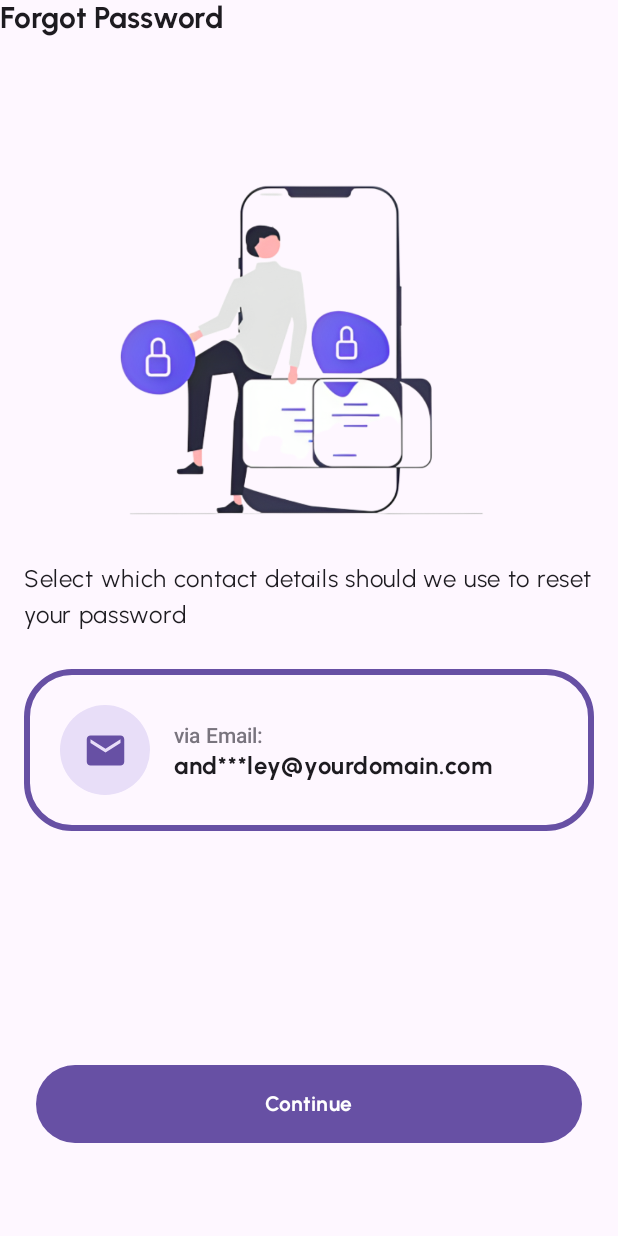
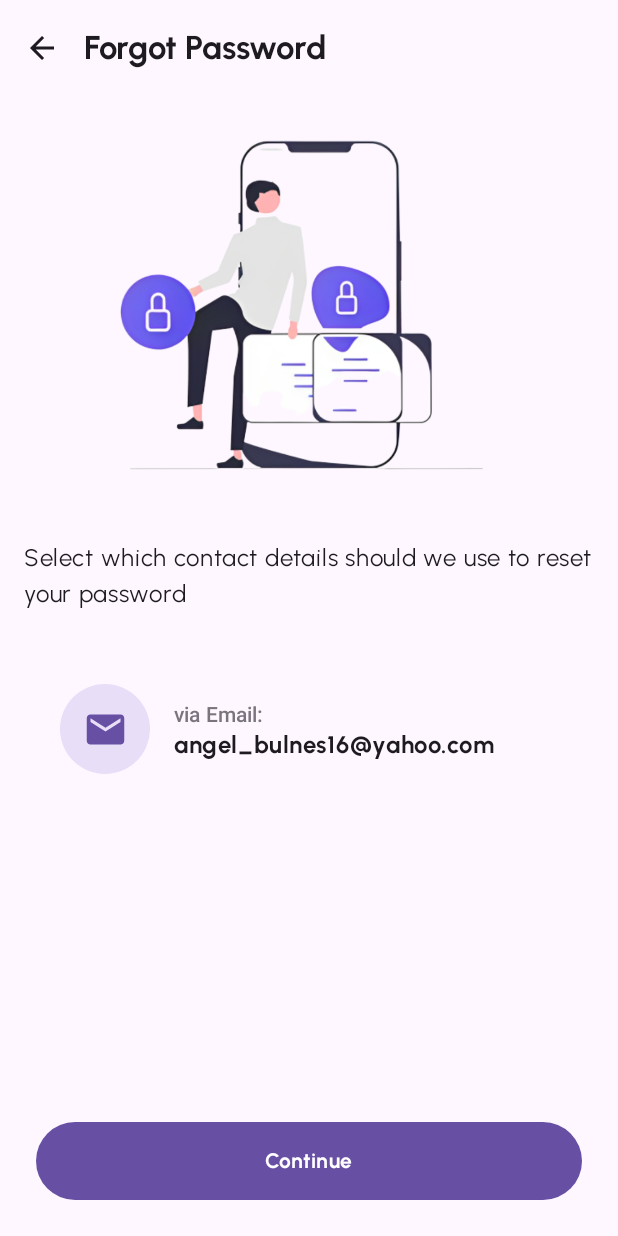
Before and after one commit to abulnes16/truckers-app, an Android app built with Jetpack Compose: the ForgotPasswordScreen screen opened through its navigation route, on a phone screen of 412 x 824 dp. Run offline under Robolectric (Android 15) with nearby library versions, the light colour scheme and no system bars; 4 statements that could not run were skipped.

Commit message:
Finish layout of ForgotPassword.kt and create reusable components: CircleIcon and RoundedItem

```diff
--- /dev/null
+++ b/app/src/main/java/com/abulnes/trucker_app/ui/components/atoms/CircleIcon.kt
@@ -0,0 +1,52 @@
+package com.abulnes.trucker_app.ui.components.atoms
+
+import androidx.compose.foundation.layout.Box
+import androidx.compose.foundation.layout.fillMaxSize
+import androidx.compose.foundation.layout.size
+import androidx.compose.foundation.shape.CircleShape
+import androidx.compose.material.icons.Icons
+import androidx.compose.material.icons.filled.Email
+import androidx.compose.material3.Card
+import androidx.compose.material3.CardDefaults
+import androidx.compose.material3.Icon
+import androidx.compose.material3.MaterialTheme
+import androidx.compose.runtime.Composable
+import androidx.compose.ui.Alignment
+import androidx.compose.ui.Modifier
+import androidx.compose.ui.graphics.vector.ImageVector
+import androidx.compose.ui.tooling.preview.Preview
+import androidx.compose.ui.unit.dp
+import com.abulnes.trucker_app.ui.theme.TruckerAppTheme
+
+@Composable
+fun CircleIcon(icon: ImageVector, modifier: Modifier = Modifier) {
+    Card(
+        shape = CircleShape,
+        colors = CardDefaults.cardColors(
+            containerColor = MaterialTheme.colorScheme.secondaryContainer,
+            contentColor = MaterialTheme.colorScheme.onSurface
+        ),
+        modifier = modifier.size(60.dp),
+    ) {
+        Box(
+            contentAlignment = Alignment.Center,
+            modifier = Modifier.fillMaxSize()
+        ) {
+            Icon(
+                imageVector = icon,
+                contentDescription = null,
+                tint = MaterialTheme.colorScheme.primary,
+                modifier = Modifier.size(30.dp)
+            )
+        }
+
+    }
+}
+@Preview
+@Composable
+fun CircleIconPreview() {
+    TruckerAppTheme {
+        CircleIcon(icon = Icons.Filled.Email)
+    }
+
+}
--- /dev/null
+++ b/app/src/main/java/com/abulnes/trucker_app/ui/components/molecules/AppTopBar.kt
@@ -0,0 +1,52 @@
+package com.abulnes.trucker_app.ui.components.molecules
+
+import androidx.annotation.StringRes
+import androidx.compose.material.icons.Icons
+import androidx.compose.material.icons.filled.ArrowBack
+import androidx.compose.material3.ExperimentalMaterial3Api
+import androidx.compose.material3.Icon
+import androidx.compose.material3.IconButton
+import androidx.compose.material3.Text
+import androidx.compose.material3.TopAppBar
+import androidx.compose.runtime.Composable
+import androidx.compose.ui.Modifier
+import androidx.compose.ui.res.stringResource
+import androidx.compose.ui.tooling.preview.Preview
+import com.abulnes.trucker_app.R
+import com.abulnes.trucker_app.ui.theme.TruckerAppTheme
+
+@OptIn(ExperimentalMaterial3Api::class)
+@Composable
+fun AppTopBar(
+    @StringRes title: Int,
+    canNavigateUp: Boolean,
+    onGoBack: () -> Unit,
+    modifier: Modifier = Modifier
+) {
+    TopAppBar(
+        title = { Text(text = stringResource(id = title)) },
+        navigationIcon = {
+            if (canNavigateUp) {
+                IconButton(onClick = onGoBack) {
+                    Icon(imageVector = Icons.Filled.ArrowBack, contentDescription = null)
+                }
+            }
+        }, modifier = modifier
+    )
+}
+
+@Preview
+@Composable
+fun AppTopBarPreview() {
+    TruckerAppTheme {
+        AppTopBar(title = R.string.forgot_password_title, canNavigateUp = false, {})
+    }
+}
+
+@Preview
+@Composable
+fun AppTopBarWithBackPreview() {
+    TruckerAppTheme {
+        AppTopBar(title = R.string.forgot_password_title, canNavigateUp = true, onGoBack = {})
+    }
+}
--- /dev/null
+++ b/app/src/main/java/com/abulnes/trucker_app/ui/components/molecules/RoundedItem.kt
@@ -0,0 +1,90 @@
+package com.abulnes.trucker_app.ui.components.molecules
+
+import androidx.annotation.StringRes
+import androidx.compose.foundation.BorderStroke
+import androidx.compose.foundation.layout.Box
+import androidx.compose.foundation.layout.Column
+import androidx.compose.foundation.layout.Row
+import androidx.compose.foundation.layout.fillMaxSize
+import androidx.compose.foundation.layout.fillMaxWidth
+import androidx.compose.foundation.layout.padding
+import androidx.compose.foundation.layout.size
+import androidx.compose.foundation.shape.CircleShape
+import androidx.compose.foundation.shape.RoundedCornerShape
+import androidx.compose.material.icons.Icons
+import androidx.compose.material.icons.filled.Email
+import androidx.compose.material3.Card
+import androidx.compose.material3.CardDefaults
+import androidx.compose.material3.Icon
+import androidx.compose.material3.MaterialTheme
+import androidx.compose.material3.Text
+import androidx.compose.runtime.Composable
+import androidx.compose.ui.Alignment
+import androidx.compose.ui.Modifier
+import androidx.compose.ui.graphics.Color
+import androidx.compose.ui.graphics.vector.ImageVector
+import androidx.compose.ui.res.stringResource
+import androidx.compose.ui.text.font.FontWeight
+import androidx.compose.ui.tooling.preview.Preview
+import androidx.compose.ui.unit.dp
+import com.abulnes.trucker_app.R
+import com.abulnes.trucker_app.ui.components.atoms.CircleIcon
+import com.abulnes.trucker_app.ui.theme.TruckerAppTheme
+
+@Composable
+fun RoundedItem(
+    icon: ImageVector,
+    text: String,
+    modifier: Modifier = Modifier,
+    @StringRes label: Int? = null,
+    border: BorderStroke? = null
+) {
+
+
+
+    Card(
+        modifier = modifier
+            .fillMaxWidth()
+            .padding(vertical = 24.dp),
+        shape = RoundedCornerShape(32.dp),
+        border = border,
+        colors = CardDefaults.cardColors(containerColor = Color.Transparent)
+    ) {
+        Row(
+            modifier = Modifier.padding(24.dp),
+            verticalAlignment = Alignment.CenterVertically
+        ) {
+            CircleIcon(icon = icon)
+            Column(
+                modifier = Modifier
+                    .padding(start = 16.dp)
+            ) {
+                if (label != null) {
+                    Text(
+                        text = stringResource(id = label),
+                        style = MaterialTheme.typography.labelLarge,
+                        color = MaterialTheme.colorScheme.outline
+                    )
+                }
+                Text(
+                    text = text,
+                    style = MaterialTheme.typography.bodyLarge,
+                    fontWeight = FontWeight.Bold
+                )
+            }
+        }
+
+    }
+}
+
+@Preview(showBackground = true)
+@Composable
+fun RoundedItemPreview() {
+    TruckerAppTheme {
+        RoundedItem(
+            icon = Icons.Filled.Email,
+            label = R.string.via_email,
+            text = "angel_bulnes16@yahoo.com"
+        )
+    }
+}
--- a/app/src/main/java/com/abulnes/trucker_app/ui/screens/auth/ForgotPassword.kt
+++ b/app/src/main/java/com/abulnes/trucker_app/ui/screens/auth/ForgotPassword.kt
@@ -3,10 +3,12 @@ package com.abulnes.trucker_app.ui.screens.auth
 import androidx.compose.foundation.BorderStroke
 import androidx.compose.foundation.Image
 import androidx.compose.foundation.background
+import androidx.compose.foundation.clickable
 import androidx.compose.foundation.layout.Arrangement
 import androidx.compose.foundation.layout.Box
 import androidx.compose.foundation.layout.Column
 import androidx.compose.foundation.layout.Row
+import androidx.compose.foundation.layout.fillMaxHeight
 import androidx.compose.foundation.layout.fillMaxSize
 import androidx.compose.foundation.layout.fillMaxWidth
 import androidx.compose.foundation.layout.padding
@@ -23,6 +25,10 @@ import androidx.compose.material3.MaterialTheme
 import androidx.compose.material3.Scaffold
 import androidx.compose.material3.Text
 import androidx.compose.runtime.Composable
+import androidx.compose.runtime.getValue
+import androidx.compose.runtime.mutableStateOf
+import androidx.compose.runtime.remember
+import androidx.compose.runtime.setValue
 import androidx.compose.ui.Alignment
 import androidx.compose.ui.Modifier
 import androidx.compose.ui.graphics.Color
@@ -35,28 +41,48 @@ import com.abulnes.trucker_app.R
 import com.abulnes.trucker_app.navigation.auth.ForgotPassword
 import com.abulnes.trucker_app.ui.components.atoms.MainButton
 import com.abulnes.trucker_app.ui.components.atoms.Screen
+import com.abulnes.trucker_app.ui.components.molecules.AppTopBar
+import com.abulnes.trucker_app.ui.components.molecules.RoundedItem
 import com.abulnes.trucker_app.ui.theme.TruckerAppTheme
+import com.abulnes.trucker_app.ui.theme.md_theme_light_outlineVariant
 
 @OptIn(ExperimentalMaterial3Api::class)
 @Composable
 fun ForgotPasswordScreen(modifier: Modifier = Modifier) {
+
+    var recoveryMethodSelected by remember {
+        mutableStateOf("")
+    }
+
+    var borderWidth by remember {
+        mutableStateOf(1.dp)
+    }
+
+    var borderColor by remember {
+        mutableStateOf(md_theme_light_outlineVariant)
+    }
+
+    if (recoveryMethodSelected == "email") {
+        borderWidth = 3.dp
+        borderColor = MaterialTheme.colorScheme.primary
+    } else {
+        borderWidth = 1.dp
+        borderColor = MaterialTheme.colorScheme.outlineVariant
+    }
+
     Scaffold(topBar = {
-        Text(
-            text = stringResource(id = R.string.forgot_password_title),
-            style = MaterialTheme.typography.titleMedium
+        AppTopBar(
+            title = R.string.forgot_password_title,
+            canNavigateUp = true,
+            onGoBack = { /*TODO*/ }
         )
     }) { padding ->
         Screen(
-            modifier.padding(padding),
-            alignment = Alignment.Start,
-            arrangement = Arrangement.SpaceAround
+            modifier.padding(padding)
         ) {
-
             Column(
                 horizontalAlignment = Alignment.CenterHorizontally,
-                modifier = Modifier
-                    .fillMaxWidth()
-                    .padding(16.dp)
+                modifier = Modifier.fillMaxWidth()
             ) {
                 Image(
                     painter = painterResource(id = R.drawable.forgot_password),
@@ -65,61 +91,36 @@ fun ForgotPasswordScreen(modifier: Modifier = Modifier) {
                     ),
                     modifier = Modifier.size(280.dp)
                 )
+            }
+
+            Column(
+                modifier = Modifier
+                    .padding(16.dp)
+            ) {
                 Text(text = stringResource(id = R.string.select_recovery_method))
-                Card(
-                    modifier = Modifier
-                        .fillMaxWidth()
-                        .padding(vertical = 24.dp),
-                    shape = RoundedCornerShape(32.dp),
-                    border = BorderStroke(width = 4.dp, color = MaterialTheme.colorScheme.primary),
-                    colors = CardDefaults.cardColors(containerColor = Color.Transparent)
-                ) {
-                    Row(
-                        modifier = Modifier.padding(24.dp),
-                        verticalAlignment = Alignment.CenterVertically
-                    ) {
-                        Card(
-                            shape = CircleShape,
-                            colors = CardDefaults.cardColors(
-                                containerColor = MaterialTheme.colorScheme.secondaryContainer,
-                                contentColor = MaterialTheme.colorScheme.onSurface
+                RoundedItem(
+                    icon = Icons.Filled.Email,
+                    label = R.string.via_email,
+                    text = "angel_bulnes16@yahoo.com",
+                    border = BorderStroke(
+                        width = borderWidth,
+                        color = borderColor
                     ),
-                            modifier = Modifier.size(60.dp),
-                        ) {
-                            Box(
-                                contentAlignment = Alignment.Center,
-                                modifier = Modifier.fillMaxSize()
-                            ) {
-                                Icon(
-                                    imageVector = Icons.Filled.Email,
-                                    contentDescription = null,
-                                    tint = MaterialTheme.colorScheme.primary,
-                                    modifier = Modifier.size(30.dp)
+                    modifier = Modifier.clickable {
+                        recoveryMethodSelected = "email"
+                    }
                 )
             }
 
-                        }
             Column(
                 modifier = Modifier
-                                .padding(start = 16.dp)
+                    .fillMaxHeight()
+                    .padding(bottom = 16.dp),
+                verticalArrangement = Arrangement.Bottom
             ) {
-                            Text(
-                                text = stringResource(id = R.string.via_email),
-                                style = MaterialTheme.typography.labelLarge,
-                                color = MaterialTheme.colorScheme.outline
-                            )
-                            Text(
-                                text = "and***ley@yourdomain.com",
-                                style = MaterialTheme.typography.bodyLarge,
-                                fontWeight = FontWeight.Bold
-                            )
-                        }
-                    }
-                }
+                MainButton(text = R.string.continue_button, onClick = {})
             }
 
-
-            MainButton(text = R.string.continue_button, onClick = {})
 
         }
     }
```
Lines whose indentation alone changed are shown as unchanged.
